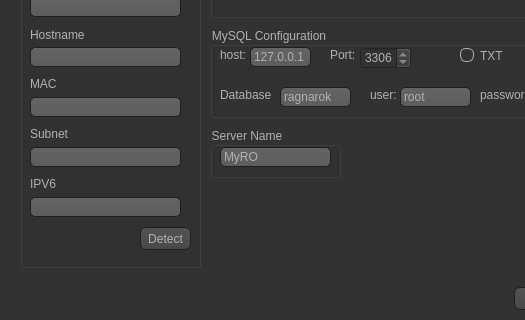
Old version of the form hostconfig.ui in the repository Thejuster/rAthena-Studio; both pictures show x 0 to 525 and y 113 to 433 of the 681 by 433 pixel window.
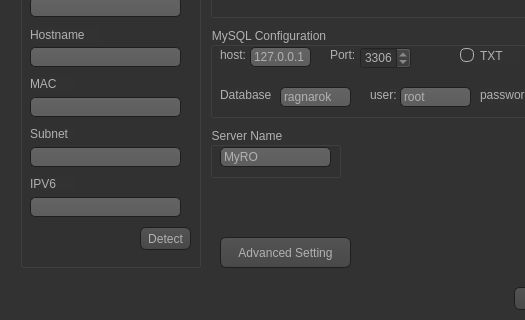
New version of the form. Icons and pictures are not drawn.

Commit message: Corrected UI Graphics Added AdvanceSetting

```diff
--- a/hostconfig.ui
+++ b/hostconfig.ui
@@ -1004,6 +1004,19 @@
     </property>
    </widget>
   </widget>
+  <widget class="QPushButton" name="pushButton_4">
+   <property name="geometry">
+    <rect>
+     <x>220</x>
+     <y>350</y>
+     <width>131</width>
+     <height>31</height>
+    </rect>
+   </property>
+   <property name="text">
+    <string>Advanced Setting</string>
+   </property>
+  </widget>
  </widget>
  <resources/>
  <connections/>
```
Left out of the diff: 7 changed lines with no effect on the pictures. The commit also changes 10 other files.
